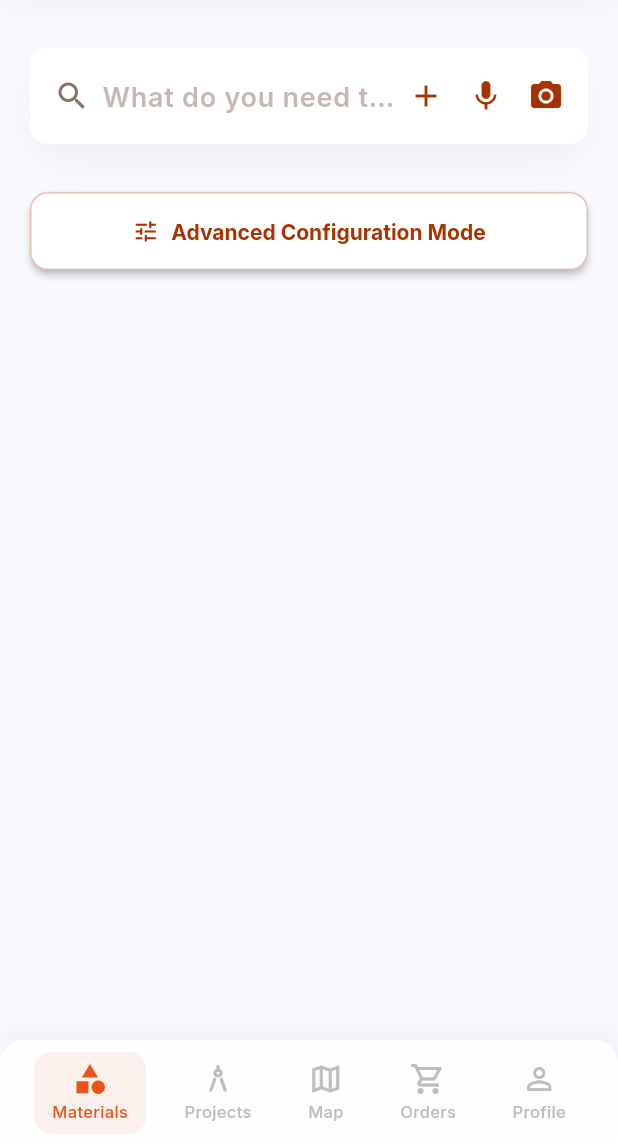
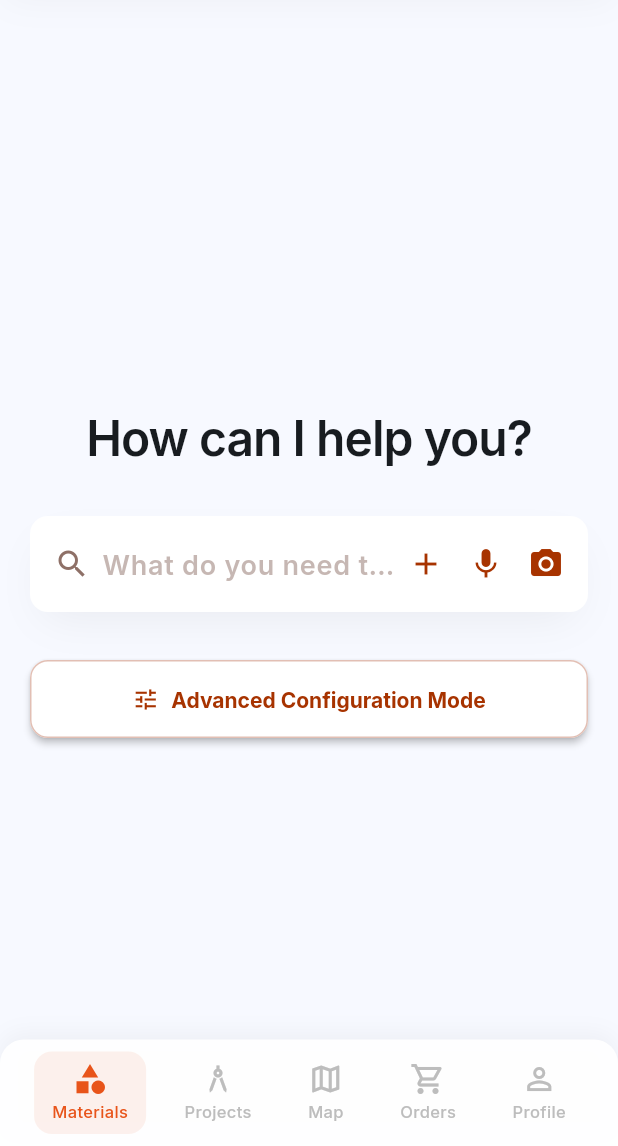
Before and after one commit to Vibbudu/Forge_App, a Flutter app: the screen it shows after launch, on a phone screen of 412 x 824 dp, the part 90-1236 px from its top. Run offline on Flutter 3.47's test engine with Material 3 defaults, Android fonts, the phone set to English and light mode, and no system bars; our stand-ins replace audioplayers, flutter_dotenv, geolocator, google_fonts, google_maps_flutter, image_picker and 3 more.

Commit message:
feat: center search UI, add greeting text, implement animated transitions

```diff
--- a/lib/screens/home_screen.dart
+++ b/lib/screens/home_screen.dart
@@ -130,8 +130,11 @@ class _HomeScreenState extends State<HomeScreen> {
   Widget build(BuildContext context) {
     return Scaffold(
       appBar: const ForgeAppBar(),
-      body: _isLoading
+      body: AnimatedSwitcher(
+        duration: const Duration(milliseconds: 300),
+        child: _isLoading
             ? Center(
+                key: const ValueKey('loading'),
                 child: Column(
                   mainAxisAlignment: MainAxisAlignment.center,
                   children: [
@@ -141,16 +144,22 @@ class _HomeScreenState extends State<HomeScreen> {
                   ],
                 ),
               )
-          : SingleChildScrollView(
-              padding: const EdgeInsets.only(top: kSpaceXL, bottom: kSpaceXL * 3),
+            : Center(
+                key: const ValueKey('content'),
+                child: SingleChildScrollView(
+                  padding: const EdgeInsets.symmetric(horizontal: kSpaceMarginMobile, vertical: kSpaceXL),
                   child: Column(
+                    mainAxisAlignment: MainAxisAlignment.center,
                     crossAxisAlignment: CrossAxisAlignment.stretch,
-                mainAxisAlignment: MainAxisAlignment.center,
                     children: [
+                      const Text(
+                        'How can I help you?',
+                        style: kDisplayLg,
+                        textAlign: TextAlign.center,
+                      ),
+                      const SizedBox(height: kSpaceXL),
                       // Search Section
-                  Padding(
-                    padding: const EdgeInsets.symmetric(horizontal: kSpaceMarginMobile),
-                    child: Stack(
+                      Stack(
                         children: [
                           ForgeSearchBar(
                             controller: _queryController,
@@ -171,11 +180,8 @@ class _HomeScreenState extends State<HomeScreen> {
                             ),
                         ],
                       ),
-                  ),
                       const SizedBox(height: kSpaceXL),
-                  Padding(
-                    padding: const EdgeInsets.symmetric(horizontal: kSpaceMarginMobile),
-                    child: Center(
+                      Center(
                         child: SizedBox(
                           width: double.infinity,
                           child: ElevatedButton.icon(
@@ -193,8 +199,9 @@ class _HomeScreenState extends State<HomeScreen> {
                           ),
                         ),
                       ),
+                    ],
                   ),
-                ],
+                ),
               ),
       ),
     );
```
Lines whose indentation alone changed are shown as unchanged.
